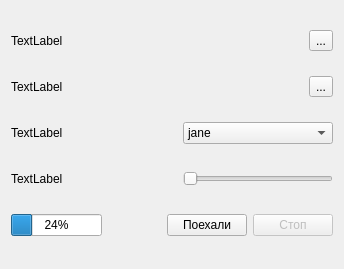
Before: the Qt Designer form ui/mainform.ui in 0valse/voiceover, drawn with Qt 5.
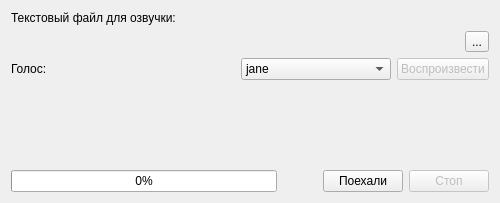
After: the same form once the commit is applied. Icons and pictures are not drawn.

Diff of the .ui file:
```diff
--- a/ui/mainform.ui
+++ b/ui/mainform.ui
@@ -6,32 +6,54 @@
    <rect>
     <x>0</x>
     <y>0</y>
-    <width>344</width>
-    <height>269</height>
+    <width>500</width>
+    <height>203</height>
    </rect>
   </property>
   <property name="minimumSize">
    <size>
-    <width>300</width>
+    <width>500</width>
     <height>0</height>
    </size>
   </property>
   <property name="windowTitle">
    <string>Form</string>
   </property>
-  <layout class="QVBoxLayout" name="verticalLayout">
+  <layout class="QVBoxLayout" name="verticalLayout_3">
+   <item>
+    <layout class="QVBoxLayout" name="verticalLayout_2">
+     <item>
+      <widget class="QLabel" name="label">
+       <property name="minimumSize">
+        <size>
+         <width>250</width>
+         <height>0</height>
+        </size>
+       </property>
+       <property name="text">
+        <string>Текстовый файл для озвучки:</string>
+       </property>
+      </widget>
+     </item>
    <item>
     <layout class="QHBoxLayout" name="horizontalLayout">
+       <item>
+        <spacer name="horizontalSpacer_4">
+         <property name="orientation">
+          <enum>Qt::Horizontal</enum>
+         </property>
+         <property name="sizeHint" stdset="0">
+          <size>
+           <width>40</width>
+           <height>20</height>
+          </size>
+         </property>
+        </spacer>
+       </item>
      <item>
       <widget class="QLabel" name="labelInput">
-       <property name="minimumSize">
-        <size>
-         <width>250</width>
-         <height>0</height>
-        </size>
-       </property>
        <property name="text">
-        <string>TextLabel</string>
+          <string/>
        </property>
       </widget>
      </item>
@@ -44,36 +66,16 @@
      </item>
     </layout>
    </item>
-   <item>
-    <layout class="QHBoxLayout" name="horizontalLayout_2">
-     <item>
-      <widget class="QLabel" name="labelOutput">
-       <property name="minimumSize">
-        <size>
-         <width>250</width>
-         <height>0</height>
-        </size>
-       </property>
-       <property name="text">
-        <string>TextLabel</string>
-       </property>
-      </widget>
-     </item>
-     <item>
-      <widget class="QToolButton" name="toolButtonOutput">
-       <property name="text">
-        <string>...</string>
-       </property>
-      </widget>
-     </item>
     </layout>
    </item>
    <item>
-    <layout class="QHBoxLayout" name="horizontalLayout_4">
+    <layout class="QVBoxLayout" name="verticalLayout">
+     <item>
+      <layout class="QHBoxLayout" name="horizontalLayout_3">
      <item>
       <widget class="QLabel" name="labelSpeaker">
        <property name="text">
-        <string>TextLabel</string>
+          <string>Голос:</string>
        </property>
       </widget>
      </item>
@@ -136,57 +138,43 @@
        </item>
       </widget>
      </item>
-    </layout>
-   </item>
    <item>
-    <layout class="QHBoxLayout" name="horizontalLayout_3">
-     <item>
-      <widget class="QLabel" name="labelSpeed">
+        <widget class="QPushButton" name="pushButtonPlay">
+         <property name="enabled">
+          <bool>false</bool>
+         </property>
        <property name="text">
-        <string>TextLabel</string>
+          <string>Воспроизвести</string>
+         </property>
+         <property name="icon">
+          <iconset theme="media-playback-start">
+           <normaloff>.</normaloff>.</iconset>
        </property>
       </widget>
      </item>
+      </layout>
+     </item>
+    </layout>
+   </item>
      <item>
-      <spacer name="horizontalSpacer_3">
+    <spacer name="verticalSpacer">
        <property name="orientation">
-        <enum>Qt::Horizontal</enum>
+      <enum>Qt::Vertical</enum>
        </property>
        <property name="sizeHint" stdset="0">
         <size>
-         <width>40</width>
-         <height>20</height>
+       <width>20</width>
+       <height>40</height>
         </size>
        </property>
       </spacer>
      </item>
      <item>
-      <widget class="QSlider" name="horizontalSliderSpeed">
-       <property name="sizePolicy">
-        <sizepolicy hsizetype="Fixed" vsizetype="Fixed">
-         <horstretch>0</horstretch>
-         <verstretch>0</verstretch>
-        </sizepolicy>
-       </property>
-       <property name="minimumSize">
-        <size>
-         <width>150</width>
-         <height>0</height>
-        </size>
-       </property>
-       <property name="orientation">
-        <enum>Qt::Horizontal</enum>
-       </property>
-      </widget>
-     </item>
-    </layout>
-   </item>
-   <item>
-    <layout class="QHBoxLayout" name="horizontalLayout_5">
+    <layout class="QHBoxLayout" name="horizontalLayout_4">
      <item>
       <widget class="QProgressBar" name="progressBar">
        <property name="value">
-        <number>24</number>
+        <number>0</number>
        </property>
       </widget>
      </item>
@@ -195,6 +183,9 @@
        <property name="orientation">
         <enum>Qt::Horizontal</enum>
        </property>
+       <property name="sizeType">
+        <enum>QSizePolicy::Minimum</enum>
+       </property>
        <property name="sizeHint" stdset="0">
         <size>
          <width>40</width>
```
Left out of the diff: 8 changed lines with no effect on the pictures. Lines whose indentation alone changed are shown as unchanged.
